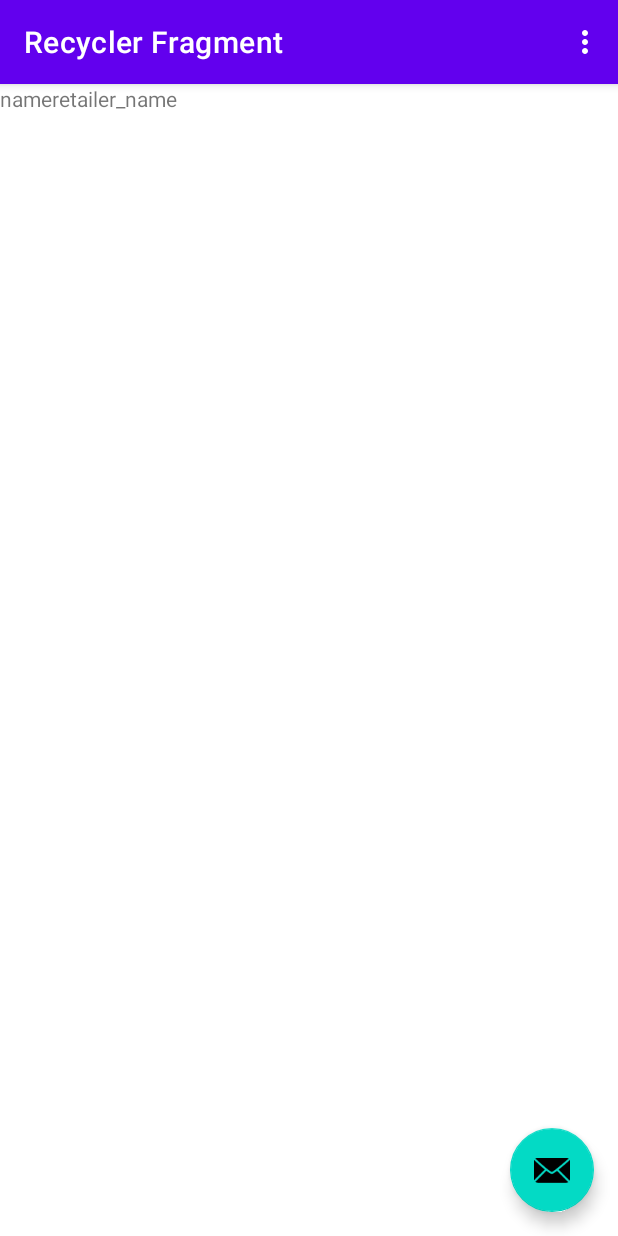
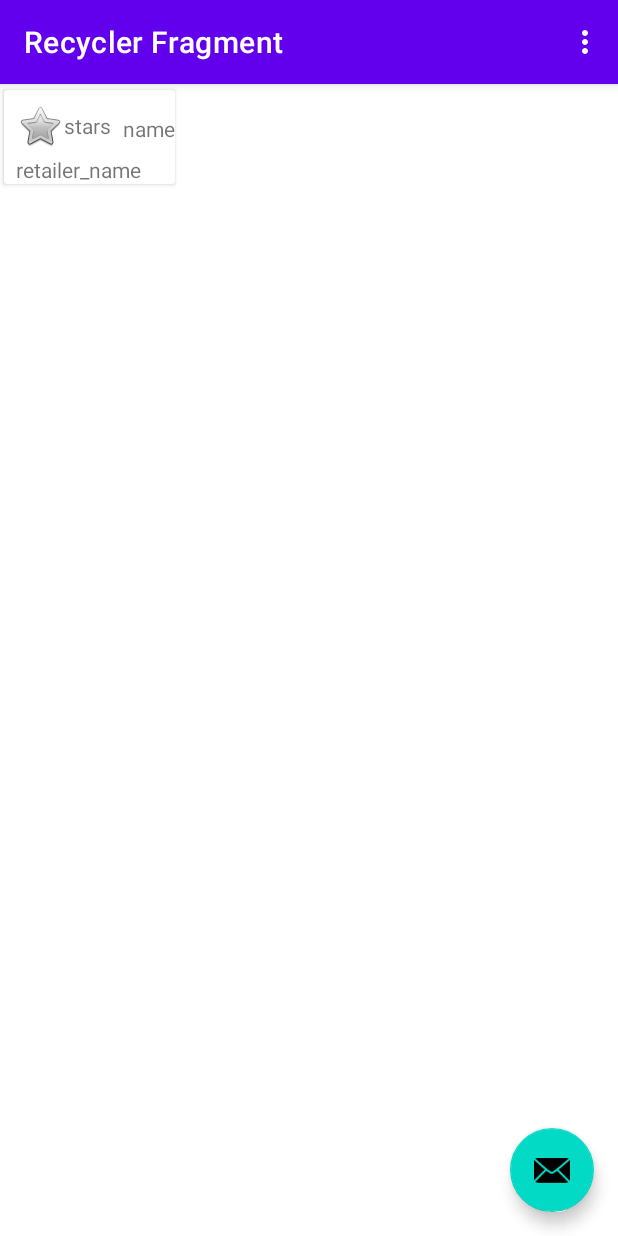
Before and after one commit to mikhavd/bonail-brochures, an Android app: the screen it shows after launch (MainActivity), on a phone screen of 412 x 824 dp. Run offline under Robolectric (Android 15) with nearby library versions, the phone set to English and light mode, and no system bars; our stand-ins replace data binding, navigation-ui.

Commit message:
cardItem in recycler test

```diff
--- a/app/build.gradle
+++ b/app/build.gradle
@@ -30,6 +30,7 @@ android {
         jvmTarget = '1.8'
     }
     buildFeatures {
+        dataBinding true
         viewBinding true
     }
 }
--- a/app/src/main/java/com/example/brochures/brochuresfragment/BrochuresAdapter.kt
+++ b/app/src/main/java/com/example/brochures/brochuresfragment/BrochuresAdapter.kt
@@ -17,7 +17,7 @@ class BrochuresAdapter(private val items: List<BrochureItem>) : RecyclerView.Ada
 
     override fun onCreateViewHolder(parent: ViewGroup, viewType: Int): RecyclerView.ViewHolder {
         val view = LayoutInflater.from(parent.context).inflate(
-            R.layout.brochure_item,
+            R.layout.brochre_item_card,
             parent,
             false)
         return BrochureViewHolder(view)
@@ -37,12 +37,12 @@ class BrochuresAdapter(private val items: List<BrochureItem>) : RecyclerView.Ada
      */
     private class BrochureViewHolder(itemView: View) : RecyclerView.ViewHolder(itemView) {
 
-        private var imageView: ImageView = itemView.findViewById(R.id.icon_view)
+        //todo private var imageView: ImageView = itemView.findViewById(R.id.icon_view)
         private var name: TextView = itemView.findViewById(R.id.brochure_name)
         private val retailerName: TextView = itemView.findViewById(R.id.retailer_name)
 
         fun bindView(brochureItem: BrochureItem) {
-            brochureItem.image?.let { imageView.setImageDrawable(it) }
+            //todo brochureItem.image?.let { imageView.setImageDrawable(it) }
             name.text = brochureItem.name
             retailerName.text = brochureItem.retailerName
         }
--- /dev/null
+++ b/app/src/main/res/layout/brochre_item_card.xml
@@ -0,0 +1,54 @@
+<?xml version="1.0" encoding="utf-8"?>
+<layout xmlns:android="http://schemas.android.com/apk/res/android"
+    xmlns:app="http://schemas.android.com/apk/res-auto"
+    xmlns:tools="http://schemas.android.com/tools">
+
+    <androidx.cardview.widget.CardView
+        android:layout_width="match_parent"
+        android:layout_height="wrap_content"
+        app:cardUseCompatPadding="true">
+
+        <androidx.constraintlayout.widget.ConstraintLayout
+            android:layout_width="match_parent"
+            android:layout_height="wrap_content">
+
+            <TextView
+                android:layout_width="wrap_content"
+                android:layout_height="wrap_content"
+                android:id="@+id/brochure_name"
+                tools:text="brochure name"
+                android:layout_marginTop="16dp"
+                app:layout_constraintTop_toTopOf="parent"
+                app:layout_constraintStart_toEndOf="@+id/stars"
+                android:layout_marginStart="@dimen/default_margin"
+                android:layout_marginLeft="@dimen/default_margin" />
+
+            <TextView
+                android:text="retailer_name"
+                android:layout_height="wrap_content"
+                android:id="@+id/retailer_name"
+                android:layout_marginTop="8dp"
+                app:layout_constraintTop_toBottomOf="@+id/brochure_name"
+                app:layout_constraintStart_toStartOf="parent"
+                android:layout_marginStart="@dimen/default_margin"
+                tools:layout_editor_absoluteX="@dimen/default_margin"
+                tools:text="this is retailer's name"
+                android:layout_width="0dp"
+                android:layout_marginLeft="@dimen/default_margin" />
+
+            <TextView
+                android:text="stars"
+                android:gravity="center"
+                android:layout_width="wrap_content"
+                android:layout_height="wrap_content"
+                android:id="@+id/stars"
+                tools:text="5"
+                app:layout_constraintStart_toStartOf="parent"
+                android:layout_marginStart="@dimen/default_margin"
+                app:layout_constraintTop_toTopOf="parent"
+                android:layout_marginTop="@dimen/default_margin"
+                app:drawableStartCompat="@android:drawable/btn_star" />
+        </androidx.constraintlayout.widget.ConstraintLayout>
+    </androidx.cardview.widget.CardView>
+
+</layout>
--- a/app/src/main/res/values/dimens.xml
+++ b/app/src/main/res/values/dimens.xml
@@ -1,3 +1,4 @@
 <resources>
     <dimen name="fab_margin">16dp</dimen>
+    <dimen name="default_margin">8dp</dimen>
 </resources>
```
